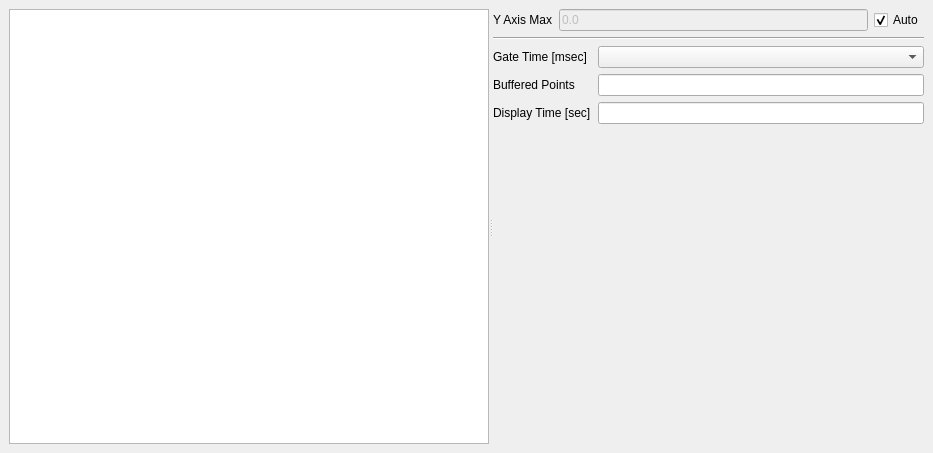
Before: the Qt Designer form src/main/python/PhotonCounter/ui/mainwin.ui in Bertick/BaLi4PhotonCounter, drawn with Qt 5.
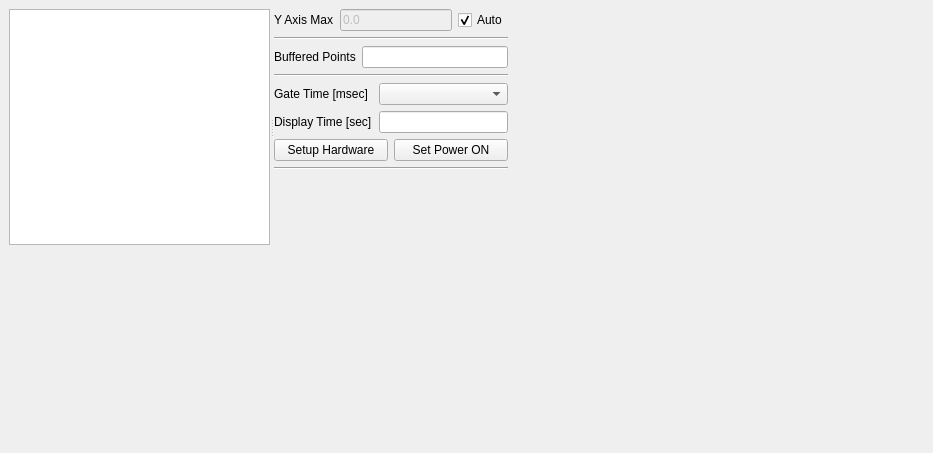
After: the same form once the commit is applied. Custom widgets are drawn as their Qt base class.

```diff
--- a/src/main/python/PhotonCounter/ui/mainwin.ui
+++ b/src/main/python/PhotonCounter/ui/mainwin.ui
@@ -14,9 +14,15 @@
    <string>MainWindow</string>
   </property>
   <widget class="QWidget" name="centralwidget">
-   <layout class="QHBoxLayout" name="horizontalLayout_2">
-    <item>
      <widget class="QSplitter" name="splitter">
+    <property name="geometry">
+     <rect>
+      <x>9</x>
+      <y>9</y>
+      <width>499</width>
+      <height>236</height>
+     </rect>
+    </property>
       <property name="orientation">
        <enum>Qt::Horizontal</enum>
       </property>
@@ -57,6 +63,27 @@
           </item>
          </layout>
         </item>
+      <item>
+       <widget class="Line" name="line_3">
+        <property name="orientation">
+         <enum>Qt::Horizontal</enum>
+        </property>
+       </widget>
+      </item>
+      <item>
+       <layout class="QHBoxLayout" name="horizontalLayout_2">
+        <item>
+         <widget class="QLabel" name="label_4">
+          <property name="text">
+           <string>Buffered Points</string>
+          </property>
+         </widget>
+        </item>
+        <item>
+         <widget class="QLineEdit" name="buffer_size_form"/>
+        </item>
+       </layout>
+      </item>
         <item>
          <widget class="Line" name="line">
           <property name="orientation">
@@ -69,42 +96,57 @@
           <property name="horizontalSpacing">
            <number>7</number>
           </property>
-          <item row="0" column="1">
+        <item row="0" column="2">
            <widget class="QComboBox" name="gate_time_select"/>
           </item>
-          <item row="1" column="0">
-           <widget class="QLabel" name="label_4">
-            <property name="text">
-             <string>Buffered Points</string>
-            </property>
-           </widget>
-          </item>
-          <item row="0" column="0">
-           <widget class="QLabel" name="label_3">
-            <property name="text">
-             <string>Gate Time [msec]</string>
-            </property>
-           </widget>
-          </item>
-          <item row="1" column="1">
-           <widget class="QLineEdit" name="buffer_size_form"/>
-          </item>
-          <item row="2" column="1">
+        <item row="1" column="2">
            <widget class="QLineEdit" name="display_secs_form">
             <property name="text">
              <string/>
             </property>
            </widget>
           </item>
-          <item row="2" column="0">
+        <item row="1" column="0">
            <widget class="QLabel" name="label_5">
             <property name="text">
              <string>Display Time [sec]</string>
             </property>
            </widget>
           </item>
-         </layout>
-        </item>
+        <item row="0" column="0">
+         <widget class="QLabel" name="label_3">
+          <property name="text">
+           <string>Gate Time [msec]</string>
+          </property>
+         </widget>
+        </item>
+       </layout>
+      </item>
+      <item>
+       <layout class="QHBoxLayout" name="horizontalLayout_3">
+        <item>
+         <widget class="QPushButton" name="setup_bttn">
+          <property name="text">
+           <string>Setup Hardware</string>
+          </property>
+         </widget>
+        </item>
+        <item>
+         <widget class="QPushButton" name="power_bttn">
+          <property name="text">
+           <string>Set Power ON</string>
+          </property>
+         </widget>
+        </item>
+       </layout>
+      </item>
+      <item>
+       <widget class="Line" name="line_2">
+        <property name="orientation">
+         <enum>Qt::Horizontal</enum>
+        </property>
+       </widget>
+      </item>
         <item>
          <spacer name="verticalSpacer_3">
           <property name="orientation">
@@ -121,8 +163,6 @@
        </layout>
       </widget>
      </widget>
-    </item>
-   </layout>
   </widget>
  </widget>
  <customwidgets>
```
Lines whose indentation alone changed are shown as unchanged.
